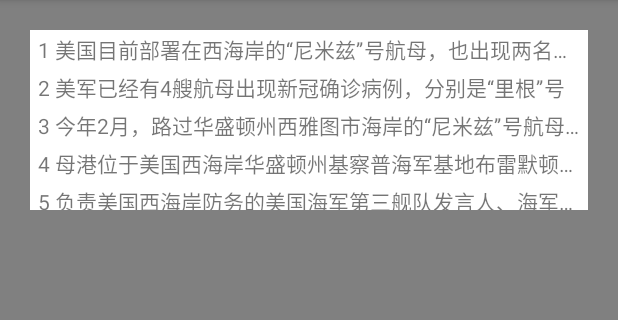
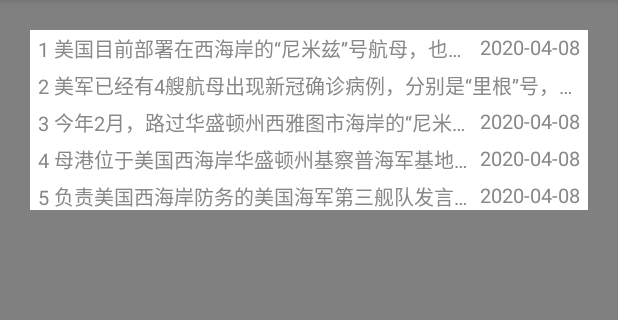
Before and after one commit to sinothk/NoticeView, an Android app: the screen it shows after launch (NoticeListViewDemoMainActivity), on a phone screen of 412 x 824 dp, the part 84-404 px from its top. Run offline under Robolectric (Android 15) with nearby library versions, the phone set to English and light mode, and no system bars.

Commit message:
完成功能！

```diff
--- a/NoticeView/src/main/java/com/sinothk/widgets/noticeView/MarqueeListView.java
+++ b/NoticeView/src/main/java/com/sinothk/widgets/noticeView/marqueeListView/MarqueeListView.java
@@ -1,4 +1,4 @@
-package com.sinothk.widgets.noticeView;
+package com.sinothk.widgets.noticeView.marqueeListView;
 
 import android.content.Context;
 import android.content.res.TypedArray;
@@ -11,18 +11,22 @@ import android.view.View;
 import android.view.ViewTreeObserver;
 import android.view.animation.Animation;
 import android.view.animation.AnimationUtils;
+import android.widget.AdapterView;
 import android.widget.ListView;
 import android.widget.ViewFlipper;
 
 import androidx.annotation.AnimRes;
 
-import com.sinothk.widgets.noticeView.adapter.MarqueeListViewAdapter;
+import com.sinothk.widgets.noticeView.MarqueeUtils;
+import com.sinothk.widgets.noticeView.R;
+import com.sinothk.widgets.noticeView.marqueeListView.adapter.MarqueeListViewAdapter;
+import com.sinothk.widgets.noticeView.marqueeListView.bean.MarqueeListEntity;
 
 import java.util.ArrayList;
 import java.util.List;
 
 /**
- * Created by sunfusheng on 16/5/31.
+ *
  */
 public class MarqueeListView extends ViewFlipper {
 
@@ -51,7 +55,7 @@ public class MarqueeListView extends ViewFlipper {
     private int outAnimResId = R.anim.notice_anim_top_out;
 
     private int position;
-    private List<ArrayList<String>> notices = new ArrayList<>();
+    private List<ArrayList<MarqueeListEntity>> notices = new ArrayList<>();
 
     private OnItemClickListener onItemClickListener;
 
@@ -191,7 +195,7 @@ public class MarqueeListView extends ViewFlipper {
      *
      * @param notices 字符串列表
      */
-    public void startWithList(List<ArrayList<String>> notices) {
+    public void startWithList(List<ArrayList<MarqueeListEntity>> notices) {
         startWithList(notices, inAnimResId, outAnimResId);
     }
 
@@ -202,7 +206,7 @@ public class MarqueeListView extends ViewFlipper {
      * @param inAnimResId  进入动画的resID
      * @param outAnimResID 离开动画的resID
      */
-    public void startWithList(List<ArrayList<String>> notices, @AnimRes int inAnimResId, @AnimRes int outAnimResID) {
+    public void startWithList(List<ArrayList<MarqueeListEntity>> notices, @AnimRes int inAnimResId, @AnimRes int outAnimResID) {
         if (MarqueeUtils.isEmpty(notices)) return;
         setNotices(notices);
         postStart(inAnimResId, outAnimResID);
@@ -261,17 +265,9 @@ public class MarqueeListView extends ViewFlipper {
         }
     }
 
-    private View createView(ArrayList<String> listData) {
+    private View createView(ArrayList<MarqueeListEntity> listData) {
 
         View itemView = LayoutInflater.from(getContext()).inflate(R.layout.marquee_list_view, null);
-        itemView.setOnClickListener(new OnClickListener() {
-            @Override
-            public void onClick(View v) {
-                if (onItemClickListener != null) {
-                    onItemClickListener.onItemClick(getPosition());
-                }
-            }
-        });
 
         ListView marqueeListView = itemView.findViewById(R.id.marqueeListView);
 
@@ -283,9 +279,16 @@ public class MarqueeListView extends ViewFlipper {
 //        listData.add("负责美国西海岸防务的美国海军第三舰队发言人、海军中校约翰·法吉表示，“尼米兹”号已经开始“舰内隔离”");
 //        listData.add("如今在“尼米兹”号确诊以后，美国海军总共有4艘航母出现新冠确诊病例");
 
-        MarqueeListViewAdapter adapter = new MarqueeListViewAdapter(getContext(), listData);
+        final MarqueeListViewAdapter adapter = new MarqueeListViewAdapter(getContext(), listData);
         marqueeListView.setAdapter(adapter);
-
+        marqueeListView.setOnItemClickListener(new AdapterView.OnItemClickListener() {
+            @Override
+            public void onItemClick(AdapterView<?> parent, View view, int position, long id) {
+                if (onItemClickListener != null) {
+                    onItemClickListener.onItemClick(position, adapter.getItem(position));
+                }
+            }
+        });
         // ==================================
         itemView.setTag(position);
         return itemView;
@@ -295,11 +298,11 @@ public class MarqueeListView extends ViewFlipper {
         return (int) getCurrentView().getTag();
     }
 
-    public List<ArrayList<String>> getNotices() {
+    public List<ArrayList<MarqueeListEntity>> getNotices() {
         return notices;
     }
 
-    public void setNotices(List<ArrayList<String>> notices) {
+    public void setNotices(List<ArrayList<MarqueeListEntity>> notices) {
         this.notices = notices;
     }
 
@@ -308,7 +311,7 @@ public class MarqueeListView extends ViewFlipper {
     }
 
     public interface OnItemClickListener {
-        void onItemClick(int position);
+        void onItemClick(int position, MarqueeListEntity entity);
     }
 
     /**
--- a/NoticeView/src/main/java/com/sinothk/widgets/noticeView/adapter/MarqueeListViewAdapter.java
+++ b/NoticeView/src/main/java/com/sinothk/widgets/noticeView/marqueeListView/adapter/MarqueeListViewAdapter.java
@@ -1,6 +1,7 @@
-package com.sinothk.widgets.noticeView.adapter;
+package com.sinothk.widgets.noticeView.marqueeListView.adapter;
 
 import android.content.Context;
+import android.text.TextUtils;
 import android.view.LayoutInflater;
 import android.view.View;
 import android.view.ViewGroup;
@@ -8,15 +9,16 @@ import android.widget.BaseAdapter;
 import android.widget.TextView;
 
 import com.sinothk.widgets.noticeView.R;
+import com.sinothk.widgets.noticeView.marqueeListView.bean.MarqueeListEntity;
 
 import java.util.ArrayList;
 
 public class MarqueeListViewAdapter extends BaseAdapter {
 
     private Context mContext;
-    private ArrayList<String> listData;
+    private ArrayList<MarqueeListEntity> listData;
 
-    public MarqueeListViewAdapter(Context context, ArrayList<String> listData) {
+    public MarqueeListViewAdapter(Context context, ArrayList<MarqueeListEntity> listData) {
         mContext = context;
         this.listData = listData;
     }
@@ -27,8 +29,8 @@ public class MarqueeListViewAdapter extends BaseAdapter {
     }
 
     @Override
-    public String getItem(int position) {
-        return this.listData == null ? "" : this.listData.get(position);
+    public MarqueeListEntity getItem(int position) {
+        return this.listData == null ? null : this.listData.get(position);
     }
 
     @Override
@@ -47,17 +49,27 @@ public class MarqueeListViewAdapter extends BaseAdapter {
             holder = (ViewHolder) convertView.getTag();
         }
 
-        holder.itemNameTv.setText(this.listData.get(position));
+
+        MarqueeListEntity entity = this.listData.get(position);
+
+        holder.itemNameTv.setText(entity.getName());
+        if (!TextUtils.isEmpty(entity.getDate())) {
+            holder.itemTimeTv.setText(this.listData.get(position).getDate());
+            holder.itemTimeTv.setVisibility(View.VISIBLE);
+        } else {
+            holder.itemTimeTv.setVisibility(View.GONE);
+        }
 
         return convertView;
     }
 
     static class ViewHolder {
 
-        TextView itemNameTv;
+        TextView itemNameTv, itemTimeTv;
 
         ViewHolder(View view) {
             itemNameTv = view.findViewById(R.id.itemNameTv);
+            itemTimeTv = view.findViewById(R.id.itemTimeTv);
         }
     }
 }
--- /dev/null
+++ b/NoticeView/src/main/java/com/sinothk/widgets/noticeView/marqueeListView/bean/MarqueeListEntity.java
@@ -0,0 +1,52 @@
+package com.sinothk.widgets.noticeView.marqueeListView.bean;
+
+import java.util.Date;
+
+public class MarqueeListEntity {
+
+    private String id;
+    private String name;
+    private String date;
+
+    public MarqueeListEntity() {
+    }
+
+    public MarqueeListEntity(String name) {
+        this.name = name;
+    }
+
+    public MarqueeListEntity(String name, String date) {
+        this.name = name;
+        this.date = date;
+    }
+
+    public MarqueeListEntity(String id, String name, String date) {
+        this.id = id;
+        this.name = name;
+        this.date = date;
+    }
+
+    public String getId() {
+        return id;
+    }
+
+    public void setId(String id) {
+        this.id = id;
+    }
+
+    public String getName() {
+        return name;
+    }
+
+    public void setName(String name) {
+        this.name = name;
+    }
+
+    public String getDate() {
+        return date;
+    }
+
+    public void setDate(String date) {
+        this.date = date;
+    }
+}
--- a/NoticeView/src/main/res/layout/marquee_list_view.xml
+++ b/NoticeView/src/main/res/layout/marquee_list_view.xml
@@ -2,8 +2,6 @@
 <LinearLayout xmlns:android="http://schemas.android.com/apk/res/android"
     android:layout_width="match_parent"
     android:layout_height="match_parent"
-    android:clickable="true"
-    android:focusable="true"
     android:focusableInTouchMode="true"
     android:orientation="vertical">
 
@@ -12,9 +10,8 @@
         android:layout_width="match_parent"
         android:layout_height="wrap_content"
         android:divider="@null"
-        android:focusableInTouchMode="false"
-        android:focusable="false"
-        android:clickable="false"
+        android:cacheColorHint="@android:color/transparent"
+        android:listSelector="#FFFFFF"
         android:overScrollMode="never"
         android:scrollbars="none" />
 </LinearLayout>
--- a/NoticeView/src/main/res/layout/marquee_list_view_item.xml
+++ b/NoticeView/src/main/res/layout/marquee_list_view_item.xml
@@ -1,26 +1,37 @@
 <?xml version="1.0" encoding="utf-8"?>
-<LinearLayout xmlns:android="http://schemas.android.com/apk/res/android"
+<RelativeLayout xmlns:android="http://schemas.android.com/apk/res/android"
     android:layout_width="match_parent"
     android:layout_height="wrap_content"
-    android:clickable="false"
-    android:focusable="false"
-    android:orientation="vertical">
+    android:orientation="vertical"
+    android:paddingStart="5dp"
+    android:paddingTop="2dp"
+    android:paddingEnd="5dp"
+    android:paddingBottom="2dp">
+
+    <TextView
+        android:id="@+id/itemTimeTv"
+        android:layout_width="wrap_content"
+        android:layout_height="wrap_content"
+        android:layout_alignParentEnd="true"
+        android:src="@drawable/temp_02"
+        android:textSize="@dimen/notice_txt_size"
+        android:textColor="@color/notice_txt_color"
+        android:visibility="visible"
+        android:layout_marginStart="6dp"
+        android:text="2020-04-08" />
 
     <TextView
         android:id="@+id/itemNameTv"
-        android:layout_width="match_parent"
+        android:layout_width="wrap_content"
         android:layout_height="wrap_content"
-        android:clickable="false"
+        android:layout_alignParentStart="true"
+        android:layout_toStartOf="@id/itemTimeTv"
         android:ellipsize="end"
-        android:focusable="false"
         android:maxLines="1"
-        android:paddingStart="5dp"
-        android:paddingTop="2dp"
-        android:paddingEnd="5dp"
-        android:paddingBottom="2dp"
         android:singleLine="true"
+        android:textSize="@dimen/notice_txt_size"
+        android:textColor="@color/notice_txt_color"
         android:src="@drawable/temp_02"
-        android:text="美国目前部署在西海岸的“尼米兹”号航母，也出现两名新冠也出现两名新冠" />
+        android:text="美国美国美国美国美国美国美国美国美国美国美国美国美国美国美国美国美国美国" />
 
-
-</LinearLayout>
+</RelativeLayout>
--- /dev/null
+++ b/NoticeView/src/main/res/values/color_notice_view.xml
@@ -0,0 +1,5 @@
+<?xml version="1.0" encoding="utf-8"?>
+<resources>
+    <color name="notice_txt_color">#888888</color>
+
+</resources>
--- /dev/null
+++ b/NoticeView/src/main/res/values/dimens_notice_view.xml
@@ -0,0 +1,4 @@
+<resources>
+    <!-- Default screen margins, per the Android Design guidelines. -->
+    <dimen name="notice_txt_size">13sp</dimen>
+</resources>
--- a/app/src/main/java/com/sinothk/noticeView/demo/NoticeListViewDemoMainActivity.java
+++ b/app/src/main/java/com/sinothk/noticeView/demo/NoticeListViewDemoMainActivity.java
@@ -1,12 +1,12 @@
 package com.sinothk.noticeView.demo;
 
 import android.os.Bundle;
-import android.widget.TextView;
 import android.widget.Toast;
 
 import androidx.appcompat.app.AppCompatActivity;
 
-import com.sinothk.widgets.noticeView.MarqueeListView;
+import com.sinothk.widgets.noticeView.marqueeListView.MarqueeListView;
+import com.sinothk.widgets.noticeView.marqueeListView.bean.MarqueeListEntity;
 
 import java.util.ArrayList;
 import java.util.List;
@@ -18,20 +18,20 @@ public class NoticeListViewDemoMainActivity extends AppCompatActivity {
         super.onCreate(savedInstanceState);
         setContentView(R.layout.notice_list_view_activity_main_demo);
 
-        final List<ArrayList<String>> list = new ArrayList<>();
-        ArrayList<String> listData = new ArrayList<>();
-        listData.add("1 美国目前部署在西海岸的“尼米兹”号航母，也出现两名新冠");
-        listData.add("2 美军已经有4艘航母出现新冠确诊病例，分别是“里根”号");
-        listData.add("3 今年2月，路过华盛顿州西雅图市海岸的“尼米兹”号航母，由于不处于部署状态");
-        listData.add("4 母港位于美国西海岸华盛顿州基察普海军基地布雷默顿港。");
-        listData.add("5 负责美国西海岸防务的美国海军第三舰队发言人、海军中校约翰·法吉表示，“尼米兹”号已经开始“舰内隔离”");
+        final List<ArrayList<MarqueeListEntity>> list = new ArrayList<>();
+        ArrayList<MarqueeListEntity> listData = new ArrayList<>();
+        listData.add(new MarqueeListEntity("1 美国目前部署在西海岸的“尼米兹”号航母，也出现两名新冠", "2020-04-08"));
+        listData.add(new MarqueeListEntity("2 美军已经有4艘航母出现新冠确诊病例，分别是“里根”号，由于不处于部署状态号已经开始"));
+        listData.add(new MarqueeListEntity("3 今年2月，路过华盛顿州西雅图市海岸的“尼米兹”号航母，由于不处于部署状态", "2020-04-08"));
+        listData.add(new MarqueeListEntity("4 母港位于美国西海岸华盛顿州基察普海军基地布雷默顿港。", "2020-04-08"));
+        listData.add(new MarqueeListEntity("5 负责美国西海岸防务的美国海军第三舰队发言人、海军中校约翰·法吉表示，“尼米兹”号已经开始“舰内隔离”", "2020-04-08"));
 
-        ArrayList<String> listData2 = new ArrayList<>();
-        listData2.add("6 美国目前部署在西海岸的“尼米兹”号航母，也出现两名新冠");
-        listData2.add("7 美军已经有4艘航母出现新冠确诊病例，分别是“里根”号");
-        listData2.add("8 今年2月，路过华盛顿州西雅图市海岸的“尼米兹”号航母，由于不处于部署状态");
-        listData2.add("9 母港位于美国西海岸华盛顿州基察普海军基地布雷默顿港。");
-        listData2.add("10 负责美国西海岸防务的美国海军第三舰队发言人、海军中校约翰·法吉表示，“尼米兹”号已经开始“舰内隔离”");
+        ArrayList<MarqueeListEntity> listData2 = new ArrayList<>();
+        listData2.add(new MarqueeListEntity("6 美国目前部署在西海岸的“尼米兹”号航母，也出现两名新冠", "2020-04-08"));
+        listData2.add(new MarqueeListEntity("7 美军已经有4艘航母出现新冠确诊病例，分别是“里根”号，由于不处于部署状态", "2020-04-08"));
+        listData2.add(new MarqueeListEntity("8 今年2月，路过华盛顿州西雅图市海岸的“尼米兹”号航母，由于不处于部署状态", "2020-04-08"));
+        listData2.add(new MarqueeListEntity("9 母港位于美国西海岸华盛顿州基察普海军基地布雷默顿港。号已经开始"));
+        listData2.add(new MarqueeListEntity("10 负责美国西海岸防务的美国海军第三舰队发言人、海军中校约翰·法吉表示，“尼米兹”号已经开始“舰内隔离”", "2020-04-08"));
 
         list.add(listData);
         list.add(listData2);
@@ -41,8 +41,8 @@ public class NoticeListViewDemoMainActivity extends AppCompatActivity {
         marqueeListView.startWithList(list);
         marqueeListView.setOnItemClickListener(new MarqueeListView.OnItemClickListener() {
             @Override
-            public void onItemClick(int position) {
-                Toast.makeText(NoticeListViewDemoMainActivity.this, "position = " + position, Toast.LENGTH_SHORT).show();
+            public void onItemClick(int position, MarqueeListEntity entity) {
+                Toast.makeText(NoticeListViewDemoMainActivity.this, "position = " + entity.getName(), Toast.LENGTH_SHORT).show();
             }
         });
     }
--- a/app/src/main/java/com/sinothk/noticeView/demo/NoticeViewDemoMainActivity.java
+++ b/app/src/main/java/com/sinothk/noticeView/demo/NoticeViewDemoMainActivity.java
@@ -11,7 +11,6 @@ import android.widget.Toast;
 
 import androidx.appcompat.app.AppCompatActivity;
 
-import com.sinothk.widgets.noticeView.MarqueeListView;
 import com.sinothk.widgets.noticeView.MarqueeView;
 
 import java.util.ArrayList;
--- a/app/src/main/res/layout/notice_list_view_activity_main_demo.xml
+++ b/app/src/main/res/layout/notice_list_view_activity_main_demo.xml
@@ -16,7 +16,7 @@
         android:gravity="center_vertical"
         android:orientation="horizontal">
 
-        <com.sinothk.widgets.noticeView.MarqueeListView
+        <com.sinothk.widgets.noticeView.marqueeListView.MarqueeListView
             android:id="@+id/marqueeListView"
             android:layout_width="match_parent"
             android:layout_height="120dp"
```
